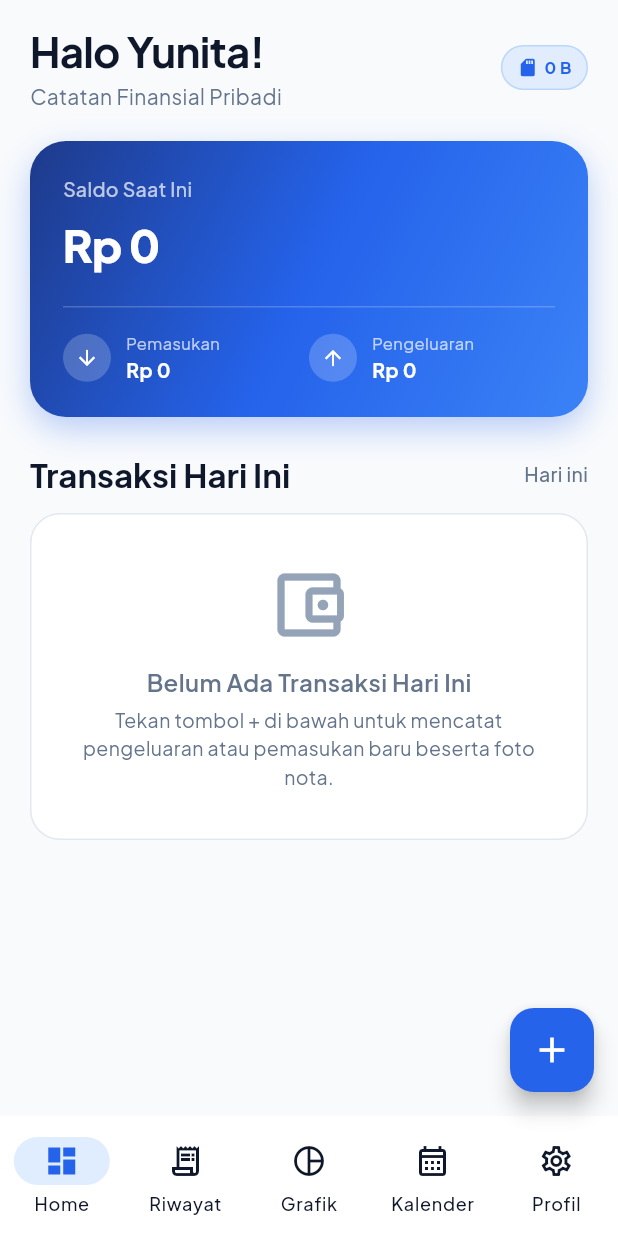
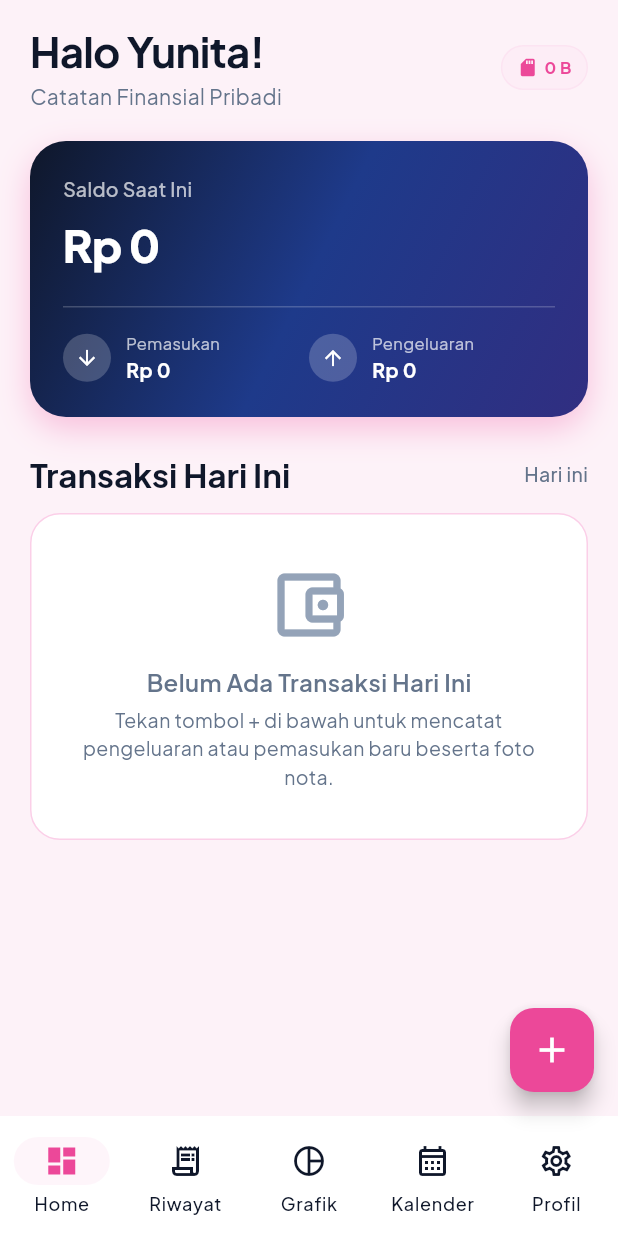
Before and after one commit to yunitarosadiya/SakuBuku, a Flutter app: the screen it shows after launch, on a phone screen of 412 x 824 dp. Run offline on Flutter 3.47's test engine with Material 3 defaults, Android fonts, the phone set to English and light mode, and no system bars; our stand-ins replace fl_chart, flutter_image_compress, flutter_riverpod, google_fonts, image_cropper, image_picker and 4 more; accounts and stored records are empty.

Commit message:
perbaikan kode

```diff
--- a/lib/core/constants/app_colors.dart
+++ b/lib/core/constants/app_colors.dart
@@ -1,15 +1,15 @@
 import 'package:flutter/material.dart';
 
 /// Palet warna kurasi modern untuk SakuBuku.
-/// Menggabungkan estetika finansial premium dengan kontras tinggi.
+/// Menggabungkan estetika finansial premium dengan kontras Pink dan Navy.
 class AppColors {
-  // Brand / Primary Colors
-  static const Color primary = Color(0xFF2563EB); // Royal Blue
-  static const Color primaryDark = Color(0xFF1D4ED8);
-  static const Color primaryLight = Color(0xFF60A5FA);
-  static const Color accent = Color(0xFF3B82F6);
+  // Brand / Primary Colors (Tema Pink & Navy)
+  static const Color primary = Color(0xFFEC4899); // Vibrant Pink
+  static const Color primaryDark = Color(0xFFBE185D); // Deep Pink
+  static const Color primaryLight = Color(0xFFFBCFE8); // Soft Pink
+  static const Color accent = Color(0xFF1E3A8A); // Deep Navy Blue
 
-  // Financial Status Colors
+  // Financial Status Colors (Tetap dipertahankan Hijau/Merah agar UX keuangan tetap jelas)
   static const Color income = Color(0xFF10B981); // Emerald Green
   static const Color incomeDark = Color(0xFF059669);
   static const Color incomeLight = Color(0xFFD1FAE5);
@@ -18,27 +18,28 @@ class AppColors {
   static const Color expenseDark = Color(0xFFDC2626);
   static const Color expenseLight = Color(0xFFFEE2E2);
 
-  // Neutral Colors (Light Mode)
-  static const Color backgroundLight = Color(0xFFF8FAFC); // Slate 50
-  static const Color surfaceLight = Color(0xFFFFFFFF);
+  // Neutral Colors (Light Mode) - Latar Pink Pastel
+  static const Color backgroundLight = Color(0xFFFDF2F8); // Pink sangat pudar (Tailwind Pink 50)
+  static const Color surfaceLight = Color(0xFFFCE7F3); // Soft pink (Tailwind Pink 100)
   static const Color cardLight = Color(0xFFFFFFFF);
-  static const Color borderLight = Color(0xFFE2E8F0); // Slate 200
-  static const Color textPrimaryLight = Color(0xFF0F172A); // Slate 900
-  static const Color textSecondaryLight = Color(0xFF64748B); // Slate 500
-  static const Color textMutedLight = Color(0xFF94A3B8); // Slate 400
+  static const Color borderLight = Color(0xFFFBCFE8);
+  static const Color textPrimaryLight = Color(0xFF0F172A);
+  static const Color textSecondaryLight = Color(0xFF64748B);
+  static const Color textMutedLight = Color(0xFF94A3B8);
 
-  // Neutral Colors (Dark Mode)
-  static const Color backgroundDark = Color(0xFF090D16); // Deep Navy Black
-  static const Color surfaceDark = Color(0xFF131B2E);
-  static const Color cardDark = Color(0xFF1E293B); // Slate 800
-  static const Color borderDark = Color(0xFF334155); // Slate 700
-  static const Color textPrimaryDark = Color(0xFFF8FAFC); // Slate 50
-  static const Color textSecondaryDark = Color(0xFF94A3B8); // Slate 400
-  static const Color textMutedDark = Color(0xFF64748B); // Slate 500
+  // Neutral Colors (Dark Mode) - Latar Pink Gelap Pudar (Plum/Mauve)
+  static const Color backgroundDark = Color(0xFF281320); // Hitam dengan semburat pink gelap
+  static const Color surfaceDark = Color(0xFF381A2D); // Pink mauve gelap
+  static const Color cardDark = Color(0xFF4A253E); // Warna kartu sedikit lebih terang rdari background
+  static const Color borderDark = Color(0xFF703358);
+  static const Color textPrimaryDark = Color(0xFFF8FAFC);
+  static const Color textSecondaryDark = Color(0xFFFBCFE8); // Teks sekunder jadi pink pudar
+  static const Color textMutedDark = Color(0xFF94A3B8);
 
   // Gradients
+  // Gradasi kartu saldo diubah menjadi Navy agar elegan dan teks putih tetap terbaca jelas
   static const LinearGradient balanceGradient = LinearGradient(
-    colors: [Color(0xFF1E3A8A), Color(0xFF2563EB), Color(0xFF3B82F6)],
+    colors: [Color(0xFF0F172A), Color(0xFF1E3A8A), Color(0xFF312E81)],
     begin: Alignment.topLeft,
     end: Alignment.bottomRight,
   );
```
Also changed, not shown: lib/features/transactions/presentation/screens/add_transaction_screen.dart (+76 -1 lines), lib/features/transactions/presentation/screens/transaction_history_screen.dart (+10 -1 lines), 2 other files.
